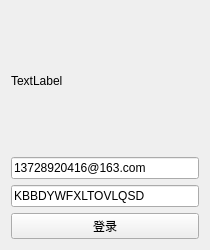
Ruinwalker7/Email-Proxy, file email_proxy/addaccount.ui: the form before one commit.
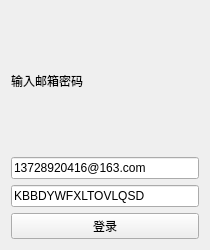
The form after the commit.

Patch:
```diff
--- a/email_proxy/addaccount.ui
+++ b/email_proxy/addaccount.ui
@@ -23,7 +23,7 @@
    <item>
     <widget class="QLabel" name="label">
      <property name="text">
-      <string>TextLabel</string>
+      <string>输入邮箱密码</string>
      </property>
     </widget>
    </item>
```
